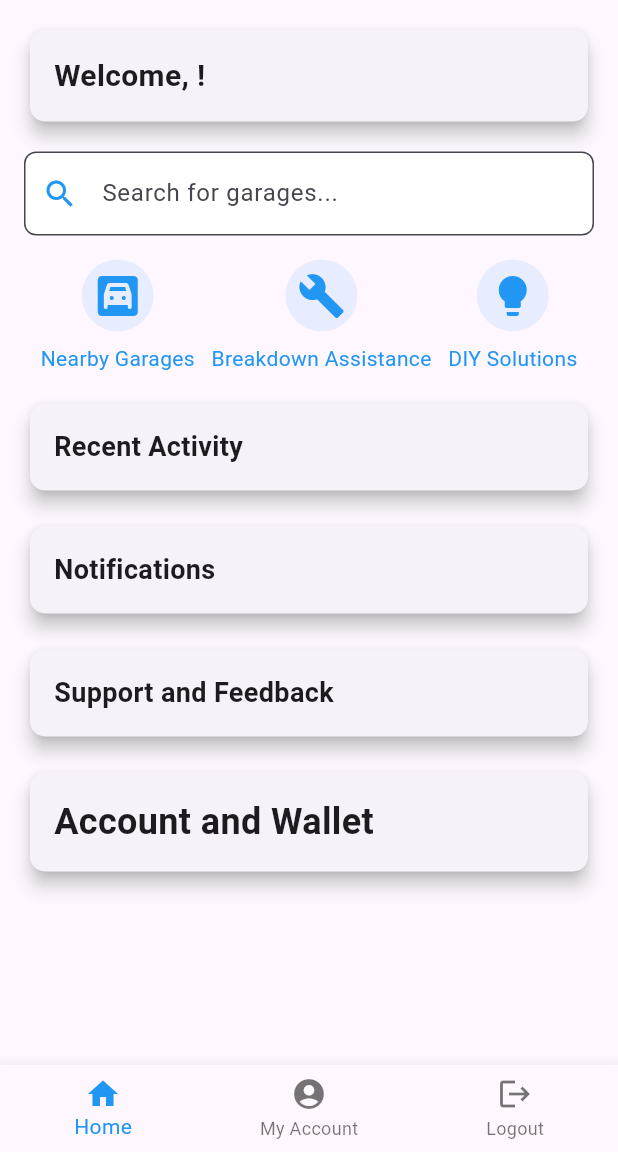
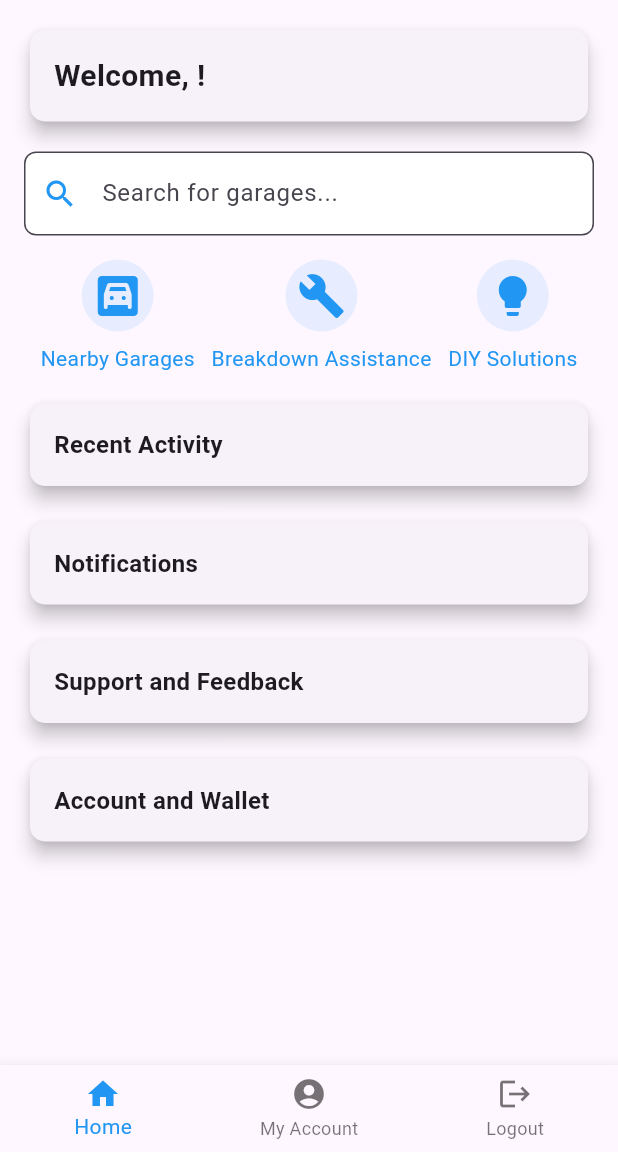
Before and after one commit to MarkhBalam/Garage_Finder, a Flutter app: the screen it shows once a user with an empty profile is signed in, on a phone screen of 412 x 824 dp, the part 84-1236 px from its top. Run offline on Flutter 3.47's test engine with Material 3 defaults, Android fonts, the phone set to English and light mode, and no system bars; our stand-ins replace animated_splash_screen, firebase_auth, firebase_core, google_sign_in; accounts and stored records are empty.

```diff
--- a/lib/pages/home_page.dart
+++ b/lib/pages/home_page.dart
@@ -191,7 +191,7 @@ class RecentActivity extends StatelessWidget {
           crossAxisAlignment: CrossAxisAlignment.start,
           children: [
             Text('Recent Activity',
-                style: TextStyle(fontSize: 18, fontWeight: FontWeight.bold)),
+                style: TextStyle(fontSize: 16, fontWeight: FontWeight.bold)),
             // List of recent activities
           ],
         ),
@@ -214,7 +214,7 @@ class Notifications extends StatelessWidget {
           crossAxisAlignment: CrossAxisAlignment.start,
           children: [
             Text('Notifications',
-                style: TextStyle(fontSize: 18, fontWeight: FontWeight.bold)),
+                style: TextStyle(fontSize: 16, fontWeight: FontWeight.bold)),
             // List of notifications
           ],
         ),
@@ -237,7 +237,7 @@ class SupportAndFeedback extends StatelessWidget {
           crossAxisAlignment: CrossAxisAlignment.start,
           children: [
             Text('Support and Feedback',
-                style: TextStyle(fontSize: 18, fontWeight: FontWeight.bold)),
+                style: TextStyle(fontSize: 16, fontWeight: FontWeight.bold)),
             // Support and feedback options
           ],
         ),
@@ -260,7 +260,7 @@ class UserAccountAndWallet extends StatelessWidget {
           crossAxisAlignment: CrossAxisAlignment.start,
           children: [
             Text('Account and Wallet',
-                style: TextStyle(fontSize: 24, fontWeight: FontWeight.bold)),
+                style: TextStyle(fontSize: 16, fontWeight: FontWeight.bold)),
             // User account and wallet details
           ],
         ),
```
